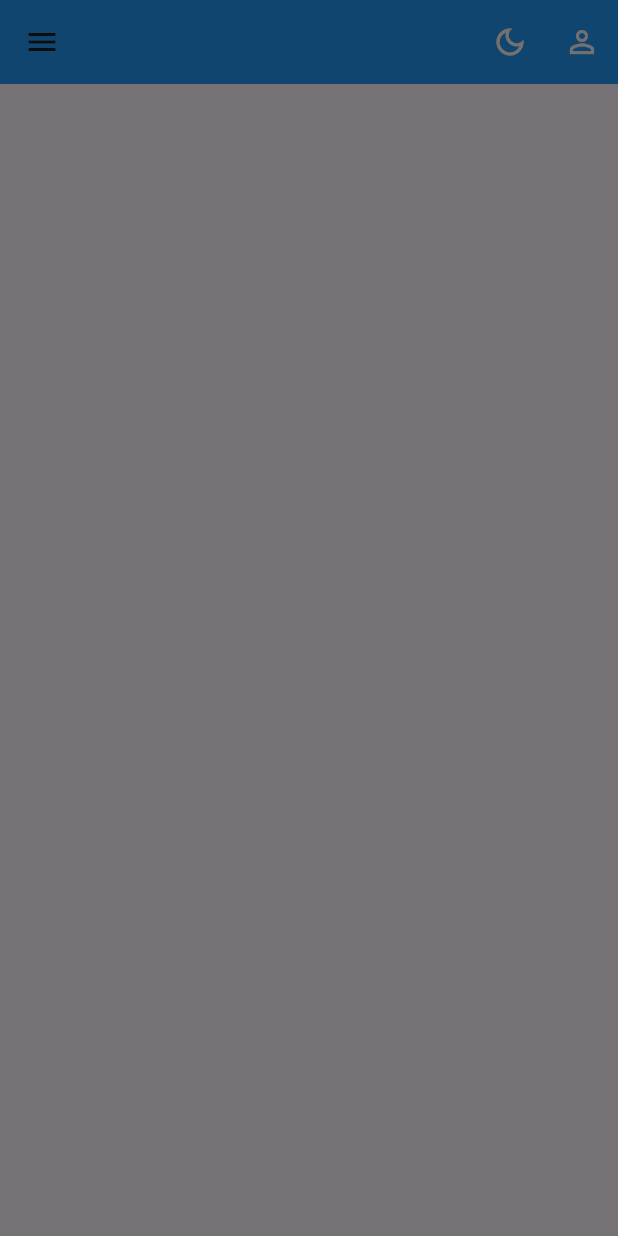
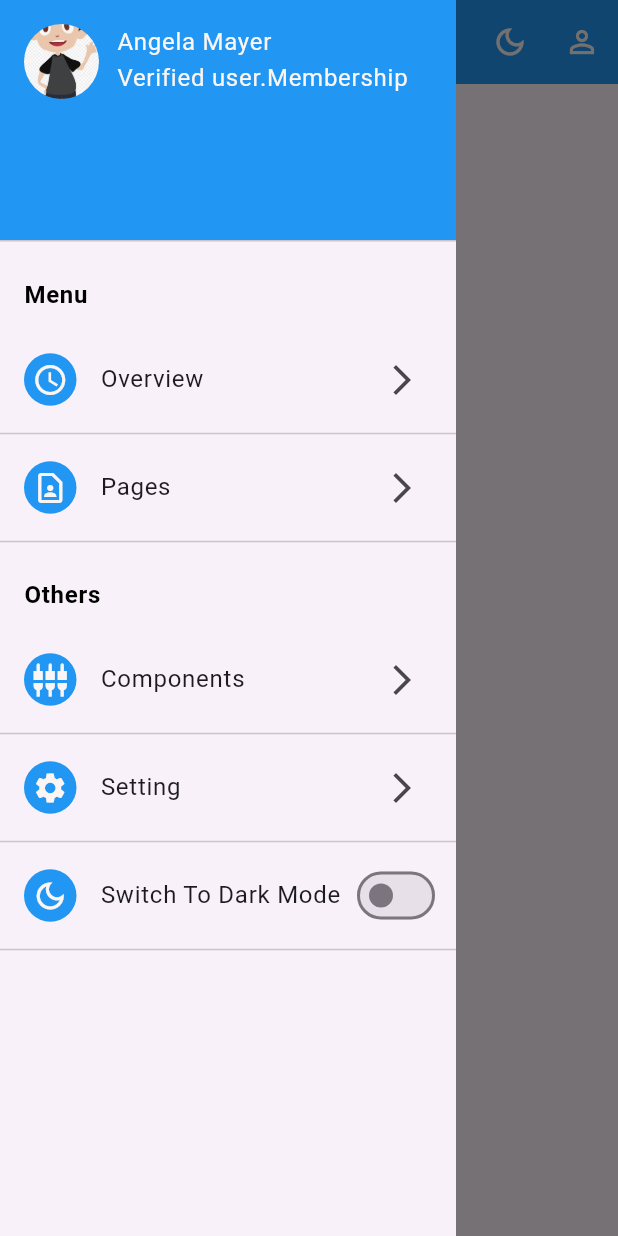
Before and after one commit to vijaysheoran97/travel_booking, a Flutter app: the HomeScreen screen opened directly, with the side drawer open, on a phone screen of 412 x 824 dp. Run offline on Flutter 3.47's test engine with Material 3 defaults, Android fonts, the phone set to English and light mode, and no system bars.

Commit message:
Updated drawer in HomeScreen with improved styling and added dark mode switch functionality

```diff
--- a/lib/travel_booking/ui/screens/home_screen.dart
+++ b/lib/travel_booking/ui/screens/home_screen.dart
@@ -1,29 +1,204 @@
 import 'package:flutter/material.dart';
 import 'package:travel_booking/travel_booking/ui/utils/app_color_constent.dart';
 
-
 class HomeScreen extends StatefulWidget {
-  const HomeScreen({super.key});
+  const HomeScreen({Key? key}) : super(key: key);
 
   @override
   State<HomeScreen> createState() => _HomeScreenState();
 }
 
 class _HomeScreenState extends State<HomeScreen> {
+  bool isDarkMode = false;
+
   @override
   Widget build(BuildContext context) {
     return Scaffold(
-      drawer: Column(
-        children: [
+      appBar: AppBar(
+        backgroundColor: AppColorConstant.appBarColor,
+        actions: [
+          IconButton(
+            onPressed: () {},
+            icon: const Icon(
+              Icons.dark_mode_outlined,
+              color: AppColorConstant.appTextColor,
+            ),
+          ),
+          IconButton(
+            onPressed: () {},
+            icon: const Icon(
+              Icons.person_outline,
+              color: AppColorConstant.appTextColor,
+            ),
+          ),
         ],
       ),
-      appBar: AppBar(backgroundColor:AppColorConstant.appBarColor,actions: [
-        IconButton(onPressed: (){}, icon: const Icon(Icons.dark_mode_outlined,color: AppColorConstant.appTextColor,),),
-        IconButton(onPressed: (){}, icon: const Icon(Icons.person_outline,color: AppColorConstant.appTextColor,),),
-      ],),
-      body: Column(
+      drawer: Drawer(
+        shape: const RoundedRectangleBorder(
+          borderRadius: BorderRadius.only(
+            topRight: Radius.circular(0),
+            bottomRight: Radius.circular(0),
+          ),
+        ),
+        child: ListView(
+          children: [
+            DrawerHeader(
+              decoration: const BoxDecoration(
+                color: AppColorConstant.appBarColor,
+              ),
+              child: Row(
+                crossAxisAlignment: CrossAxisAlignment.start,
+                children: [
+                  ClipOval(
+                    child: Image.asset(
+                      'assets/images/images.jpg',
+                      height: 50,
+                      width: 50,
+                      fit: BoxFit.cover,
+                    ),
+                  ),
+                  const SizedBox(
+                    width: 12,
+                  ),
+                  const Text(
+                    'Angela Mayer\nVerified user.Membership',
+                    style: TextStyle(
+                      color: AppColorConstant.appTextColor,
+                      fontSize: 16,
+                    ),
+                  ),
+                ],
+              ),
+            ),
+            ListTile(
+              title: const Text(
+                'Menu',
+                style: TextStyle(
+                    color: AppColorConstant.appTextColorblack,
+                    fontWeight: FontWeight.w600),
+              ),
+              onTap: () {},
+            ),
+            ListTile(
+              leading: Container(
+                decoration: BoxDecoration(
+                  borderRadius: BorderRadius.circular(30),
+                  color: AppColorConstant.appBarColor,
+                ),
+                height: 35,
+                width: 35,
+                child: const Icon(
+                  Icons.watch_later_outlined,
+                  color: AppColorConstant.appTextColor,
+                ),
+              ),
+              title: const Text('Overview'),
+              trailing: const Icon(Icons.arrow_forward_ios_outlined),
+              onTap: () {},
+            ),
+            const Divider(),
+            ListTile(
+              leading: Container(
+                decoration: BoxDecoration(
+                  borderRadius: BorderRadius.circular(30),
+                  color: AppColorConstant.appBarColor,
+                ),
+                height: 35,
+                width: 35,
+                child: const Icon(
+                  Icons.contact_page_outlined,
+                  color: AppColorConstant.appTextColor,
+                ),
+              ),
+              title: const Text('Pages'),
+              trailing: const Icon(Icons.arrow_forward_ios_outlined),
+              onTap: () {},
+            ),
+            const Divider(),
+            ListTile(
+              title: const Text(
+                'Others',
+                style: TextStyle(
+                    color: AppColorConstant.appTextColorblack,
+                    fontWeight: FontWeight.w600),
+              ),
+              onTap: () {},
+            ),
+            ListTile(
+              leading: Container(
+                decoration: BoxDecoration(
+                  borderRadius: BorderRadius.circular(30),
+                  color: AppColorConstant.appBarColor,
+                ),
+                height: 35,
+                width: 35,
+                child: const Icon(
+                  Icons.settings_input_component,
+                  color: AppColorConstant.appTextColor,
+                ),
+              ),
+              title: const Text('Components'),
+              trailing: const Icon(Icons.arrow_forward_ios_outlined),
+              onTap: () {},
+            ),
+            const Divider(),
+            ListTile(
+              leading: Container(
+                decoration: BoxDecoration(
+                  borderRadius: BorderRadius.circular(30),
+                  color: AppColorConstant.appBarColor,
+                ),
+                height: 35,
+                width: 35,
+                child: const Icon(
+                  Icons.settings,
+                  color: AppColorConstant.appTextColor,
+                ),
+              ),
+              title: const Text('Setting'),
+              trailing: const Icon(Icons.arrow_forward_ios_outlined),
+              onTap: () {},
+            ),
+            const Divider(),
+            ListTile(
+              leading: Container(
+                decoration: BoxDecoration(
+                  borderRadius: BorderRadius.circular(30),
+                  color: AppColorConstant.appBarColor,
+                ),
+                height: 35,
+                width: 35,
+                child: const Icon(
+                  Icons.dark_mode_outlined,
+                  color: AppColorConstant.appTextColor,
+                ),
+              ),
+              title: Row(
+                mainAxisAlignment: MainAxisAlignment.spaceBetween,
+                children: [
+                  const Text('Switch To Dark Mode'),
+                  Container(
+                    height: 20,
+                    width: 32,
+                    child: Switch(
+                      value: isDarkMode,
+                      onChanged: (value) {
+                        setState(() {
+                          isDarkMode = value;
+                        });
+                      },
+                    ),
+                  ),
+                ],
+              ),
+            ),
+            const Divider(),
+          ],
+        ),
+      ),
+      body: const Column(
         children: [
-
+          // Your body content here
         ],
       ),
     );
--- a/pubspec.yaml
+++ b/pubspec.yaml
@@ -60,7 +60,7 @@ flutter:
 
   # To add assets to your application, add an assets section, like this:
   assets:
-     - assets/images
+    - assets/images/
   #   - images/a_dot_ham.jpeg
 
   # An image asset can refer to one or more resolution-specific "variants", see
```
